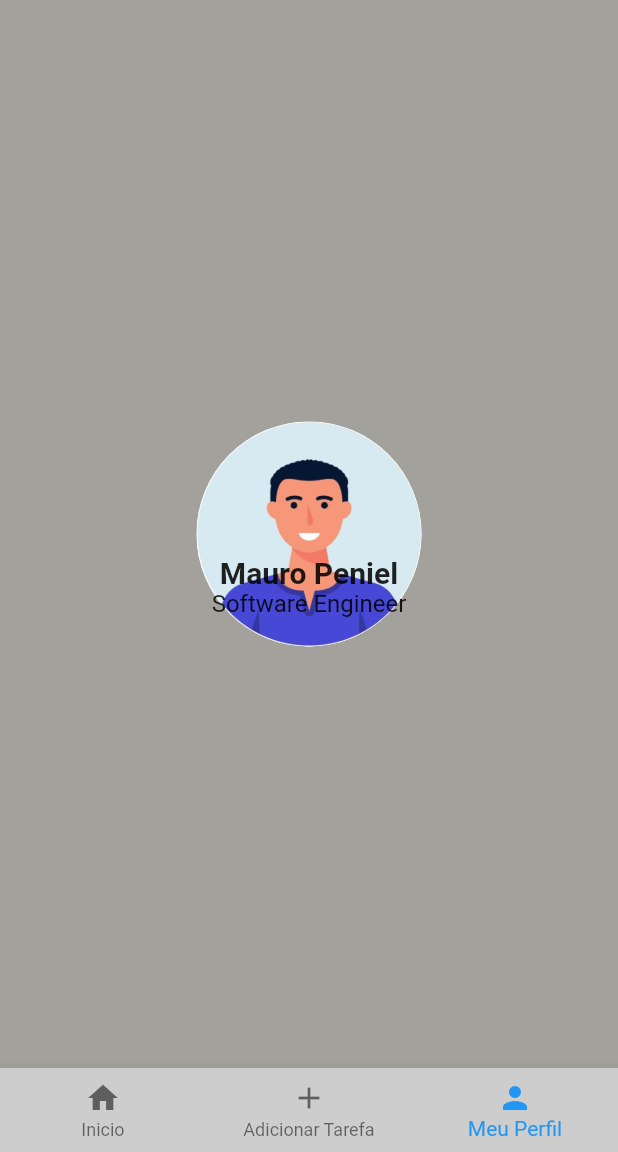
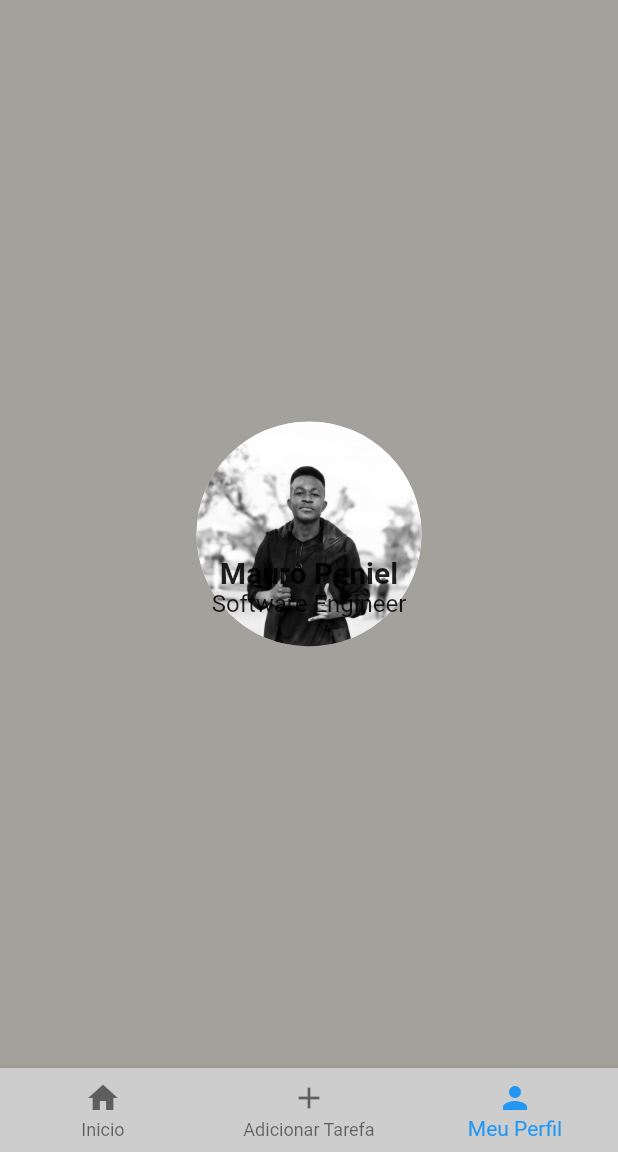
Before and after one commit to restenPiz/My_First_App-Flutter, a Flutter app: the screen it shows after launch, item 3 of the bottom bar chosen, on a phone screen of 412 x 824 dp, the part 84-1236 px from its top. Run offline on Flutter 3.47's test engine with Material 2 defaults, Android fonts, the phone set to English and light mode, and no system bars; network calls fail.

Commit message:
Some updates in Emma-app

```diff
--- a/first_app/lib/screens/Profile.dart
+++ b/first_app/lib/screens/Profile.dart
@@ -44,7 +44,7 @@ class Profile extends StatelessWidget {
                     shape: BoxShape.circle,
                     color: Colors.white,
                     image: DecorationImage(
-                      image: AssetImage('assets/homem.jpg'),
+                      image: AssetImage('assets/Mauro.jpeg'),
                       fit: BoxFit.cover,
                     ),
                   ),
--- a/first_app/pubspec.yaml
+++ b/first_app/pubspec.yaml
@@ -64,6 +64,7 @@ flutter:
   - assets/dif.jpg
   - assets/homem.jpg
   - assets/mulher.jpg
+  - assets/Mauro.jpeg
 
   # An image asset can refer to one or more resolution-specific "variants", see
   # https://flutter.dev/assets-and-images/#resolution-aware
```
Also changed, not shown: first_app/assets/Mauro.jpeg (added).
